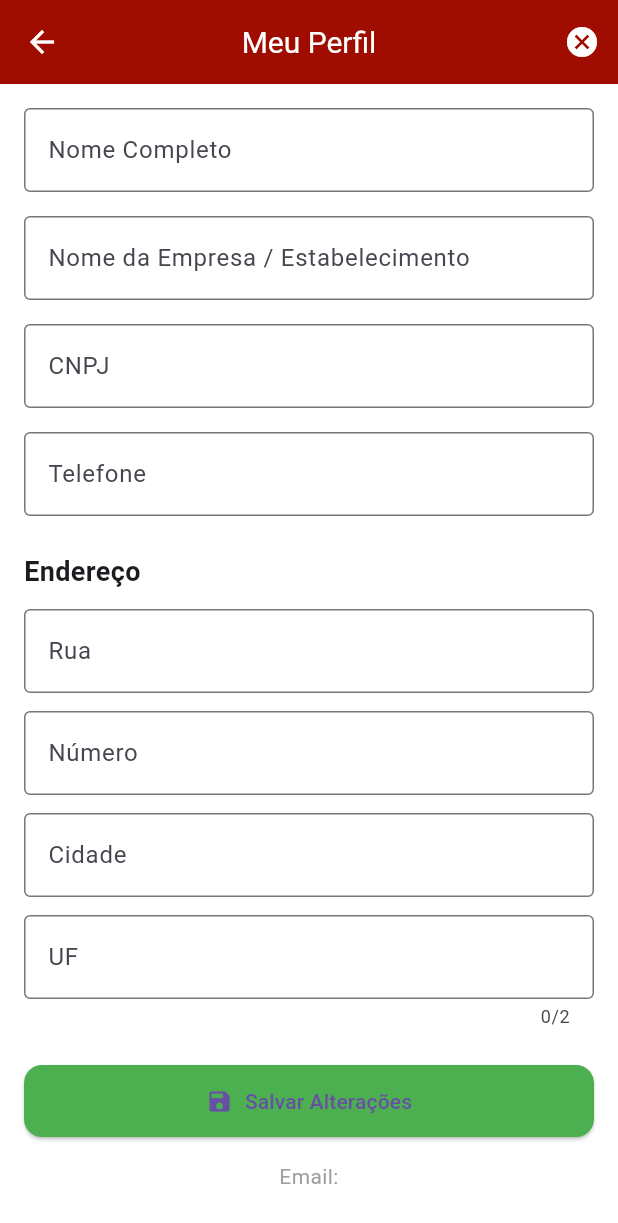
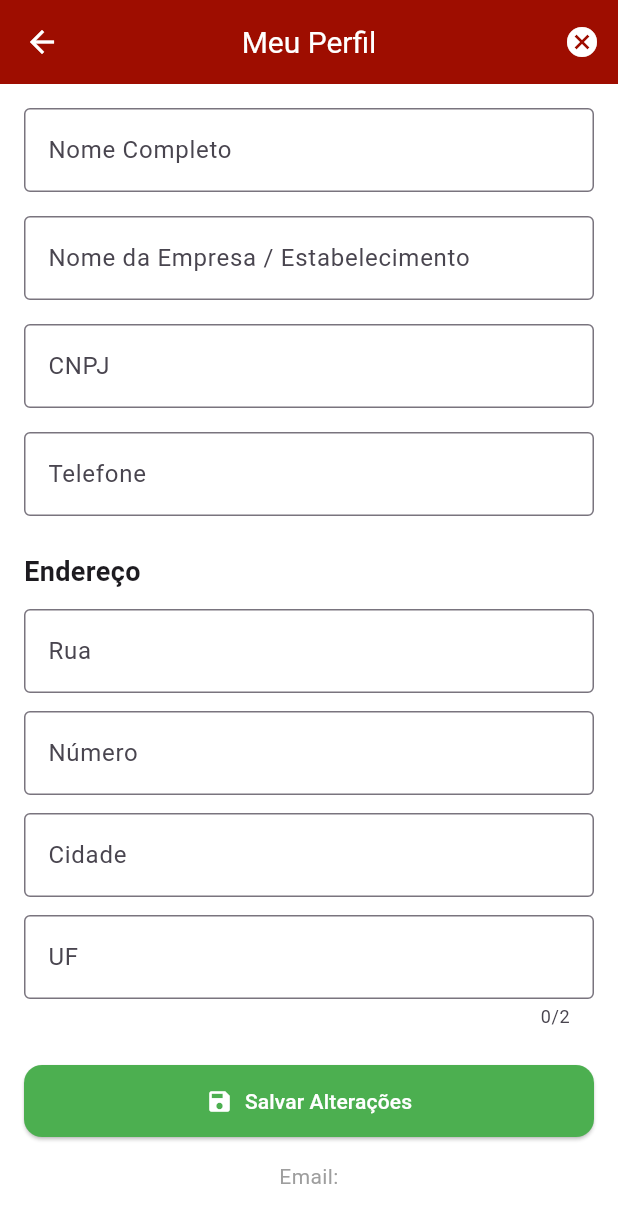
Before and after one commit to andreghenssler2/shareFood, a Flutter app: the ParceiroPerfilPage screen opened directly, after a tap on the "edit" icon, on a phone screen of 412 x 824 dp. Shown: the top 1223 px of the screen. Run offline on Flutter 3.47's test engine with Material 3 defaults, Android fonts, the phone set to English and light mode, and no system bars; our stand-ins replace cloud_firestore, firebase_auth, firebase_core, font_awesome_flutter, mask_text_input_formatter; accounts and stored records are empty.

Commit message:
Atualização Botão Salva

```diff
--- a/lib/features/parceiro/parceiro_perfil_page.dart
+++ b/lib/features/parceiro/parceiro_perfil_page.dart
@@ -219,11 +219,15 @@ class _ParceiroPerfilPageState extends State<ParceiroPerfilPage> {
               if (_isEditing)
                 ElevatedButton.icon(
                   onPressed: _salvarPerfil,
-                  icon: const Icon(Icons.save),
+                  icon: const Icon(Icons.save,color: Colors.white),
+
                   label: const Text('Salvar Alterações'),
+
                   style: ElevatedButton.styleFrom(
                     backgroundColor: Colors.green,
+                    foregroundColor: Colors.white,
                     padding: const EdgeInsets.symmetric(vertical: 14),
+
                   ),
                 ),
 
```
Also changed, not shown: lib/features/parceiro/editar_doacao_page.dart (+6 -22 lines).
